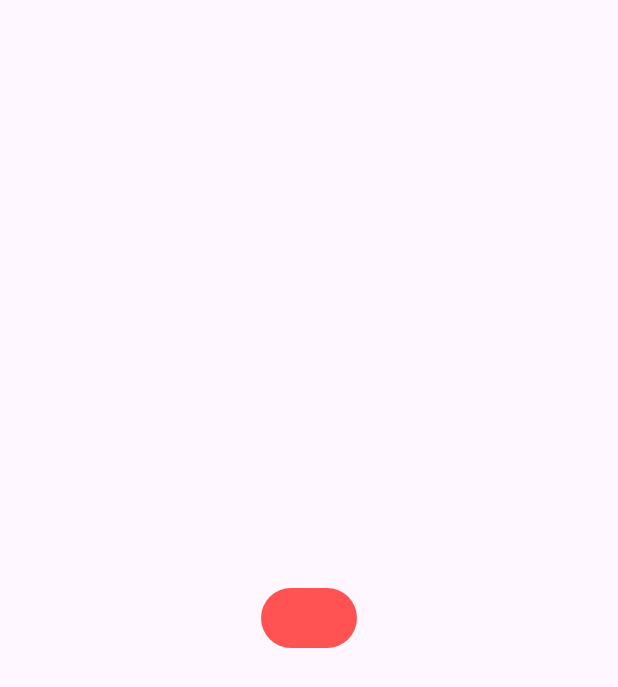
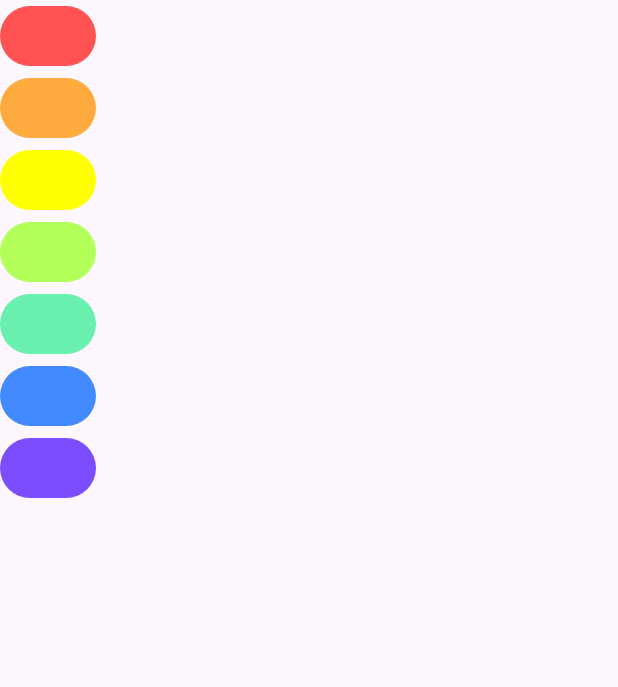
Before and after one commit to SahilKumar7/Xylophone-App, a Flutter app: the screen it shows after launch, on a phone screen of 412 x 824 dp. Shown: the top 687 px of the screen. Run offline on Flutter 3.47's test engine with Material 3 defaults, Android fonts, the phone set to English and light mode, and no system bars; our stand-ins replace audioplayers.

Commit message:
Added more sound buttons

```diff
--- a/lib/main.dart
+++ b/lib/main.dart
@@ -11,8 +11,9 @@ class XylophoneApp extends StatelessWidget {
     return MaterialApp(
       home: Scaffold(
         body: SafeArea(
-          child: Center(
-            child: FilledButton(
+          child: Column(
+            children: <Widget>[
+              FilledButton(
                 onPressed: () async {
                   final player = AudioPlayer();
                   await player.play(
@@ -26,6 +27,91 @@ class XylophoneApp extends StatelessWidget {
                 ),
                 child: const Text(''),
               ),
+              FilledButton(
+                onPressed: () async {
+                  final player = AudioPlayer();
+                  await player.play(
+                    AssetSource('note2.wav'),
+                  );
+                },
+                style: const ButtonStyle(
+                  backgroundColor:
+                      MaterialStatePropertyAll<Color>(Colors.orangeAccent),
+                  enableFeedback: false,
+                ),
+                child: const Text(''),
+              ),
+              FilledButton(
+                onPressed: () async {
+                  final player = AudioPlayer();
+                  await player.play(
+                    AssetSource('note3.wav'),
+                  );
+                },
+                style: const ButtonStyle(
+                  backgroundColor:
+                      MaterialStatePropertyAll<Color>(Colors.yellowAccent),
+                  enableFeedback: false,
+                ),
+                child: const Text(''),
+              ),
+              FilledButton(
+                onPressed: () async {
+                  final player = AudioPlayer();
+                  await player.play(
+                    AssetSource('note4.wav'),
+                  );
+                },
+                style: const ButtonStyle(
+                  backgroundColor:
+                      MaterialStatePropertyAll<Color>(Colors.lightGreenAccent),
+                  enableFeedback: false,
+                ),
+                child: const Text(''),
+              ),
+              FilledButton(
+                onPressed: () async {
+                  final player = AudioPlayer();
+                  await player.play(
+                    AssetSource('note5.wav'),
+                  );
+                },
+                style: const ButtonStyle(
+                  backgroundColor:
+                      MaterialStatePropertyAll<Color>(Colors.greenAccent),
+                  enableFeedback: false,
+                ),
+                child: const Text(''),
+              ),
+              FilledButton(
+                onPressed: () async {
+                  final player = AudioPlayer();
+                  await player.play(
+                    AssetSource('note6.wav'),
+                  );
+                },
+                style: const ButtonStyle(
+                  backgroundColor:
+                      MaterialStatePropertyAll<Color>(Colors.blueAccent),
+                  enableFeedback: false,
+                ),
+                child: const Text(''),
+              ),
+              FilledButton(
+                onPressed: () async {
+                  final player = AudioPlayer();
+                  await player.play(
+                    AssetSource('note7.wav'),
+                  );
+                },
+                style: const ButtonStyle(
+                  backgroundColor:
+                      MaterialStatePropertyAll<Color>(Colors.deepPurpleAccent),
+                  enableFeedback: false,
+                ),
+                child: const Text(''),
+              ),
+            ],
           ),
         ),
       ),
```
Lines whose indentation alone changed are shown as unchanged.
